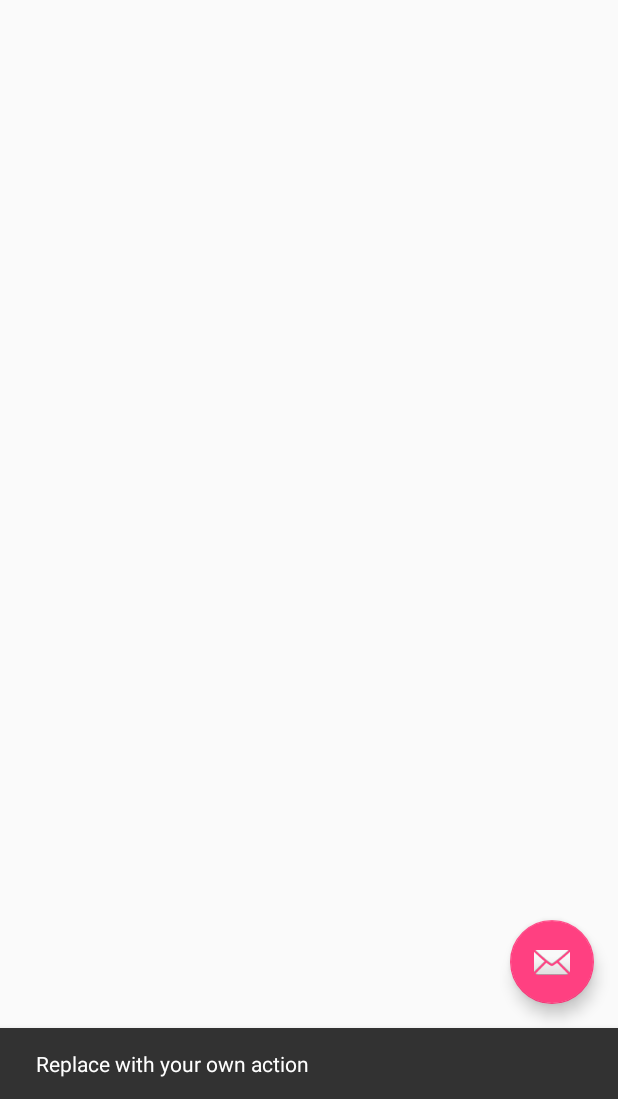
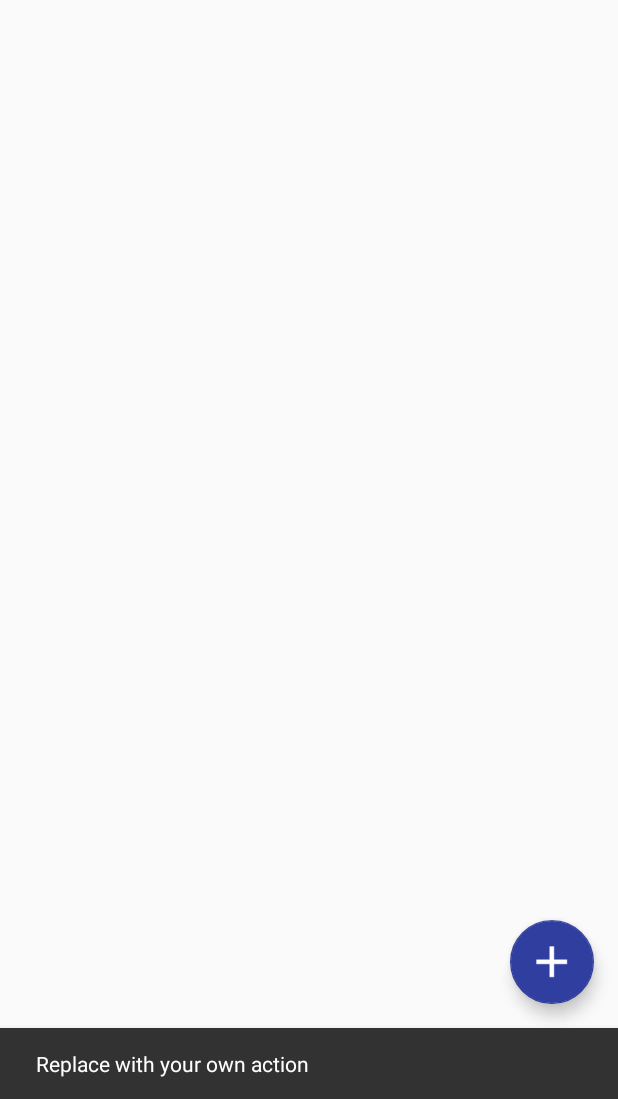
Before and after one commit to DrBumlehund/sem_group_m, an Android app: the MainActivity screen opened directly, with no data from a screen before it, after a tap on an icon or button, on a phone screen of 412 x 824 dp, the part 137-1236 px from its top. Run offline under Robolectric (Android 15) with nearby library versions, the phone set to English and light mode, and no system bars; 1 statement that could not run was skipped.

Commit message:
improved upon position marker and create report button

```diff
--- a/Client/ProjectM/app/src/main/java/m/group/sem/projectm/Activities/MainActivity.java
+++ b/Client/ProjectM/app/src/main/java/m/group/sem/projectm/Activities/MainActivity.java
@@ -12,6 +12,7 @@ import com.google.android.gms.maps.CameraUpdateFactory;
 import com.google.android.gms.maps.GoogleMap;
 import com.google.android.gms.maps.OnMapReadyCallback;
 import com.google.android.gms.maps.SupportMapFragment;
+import com.google.android.gms.maps.model.BitmapDescriptorFactory;
 import com.google.android.gms.maps.model.LatLng;
 import com.google.android.gms.maps.model.MarkerOptions;
 
@@ -65,9 +66,9 @@ public class MainActivity extends AppCompatActivity implements OnMapReadyCallbac
         LatLng pos = new LatLng(lat, lon);
         map.moveCamera(CameraUpdateFactory.newLatLngZoom(pos, zoom));
         map.addMarker(new MarkerOptions()
-                        .position(pos)
-//                .icon(BitmapDescriptorFactory.fromResource(R.drawable.ic_launcher_foreground))
-                        .draggable(false)
+                .position(pos)
+                .icon(BitmapDescriptorFactory.fromResource(R.mipmap.arrow))
+                .draggable(false)
         );
 
     }
--- a/Client/ProjectM/app/src/main/res/layout/activity_main.xml
+++ b/Client/ProjectM/app/src/main/res/layout/activity_main.xml
@@ -36,6 +36,7 @@
         android:layout_height="wrap_content"
         android:layout_gravity="bottom|end"
         android:layout_margin="@dimen/fab_margin"
-        app:srcCompat="@android:drawable/ic_dialog_email" />
+        app:backgroundTint="@color/colorPrimaryDark"
+        app:srcCompat="@mipmap/plus" />
 
 </android.support.design.widget.CoordinatorLayout>
--- a/Client/ProjectM/app/src/main/res/values/colors.xml
+++ b/Client/ProjectM/app/src/main/res/values/colors.xml
@@ -1,6 +1,6 @@
 <?xml version="1.0" encoding="utf-8"?>
 <resources>
-    <color name="colorPrimary">#3F51B5</color>
+    <color name="colorPrimary">#3f51b5</color>
     <color name="colorPrimaryDark">#303F9F</color>
     <color name="colorAccent">#FF4081</color>
     <color name="primary_material_light_1">#20be55</color>
```
Also changed, not shown: Client/ProjectM/app/src/main/res/mipmap-xhdpi/arrow.png (added), Client/ProjectM/app/src/main/res/mipmap-xhdpi/plus.png (added).
